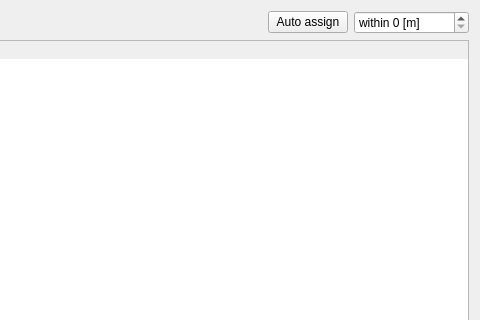
TUW-VieVS/VieSchedppGUI, file Widgets/sitewidget.ui: the form before one commit; both pictures show x 212 to 692 and y 0 to 320 of the 692 by 471 pixel window.
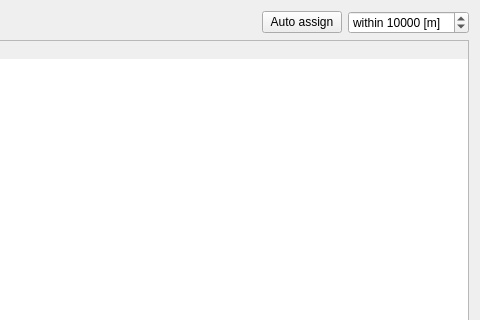
The form after the commit.

Patch:
```diff
--- a/Widgets/sitewidget.ui
+++ b/Widgets/sitewidget.ui
@@ -48,10 +48,13 @@
         <string>within </string>
        </property>
        <property name="maximum">
-        <number>10000</number>
+        <number>100000</number>
        </property>
        <property name="singleStep">
-        <number>500</number>
+        <number>1000</number>
+       </property>
+       <property name="value">
+        <number>10000</number>
        </property>
       </widget>
      </item>
```
